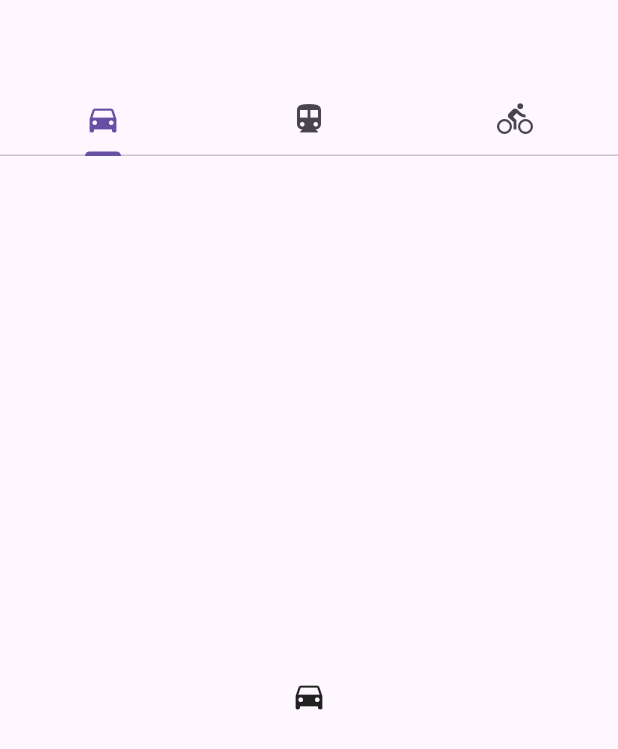
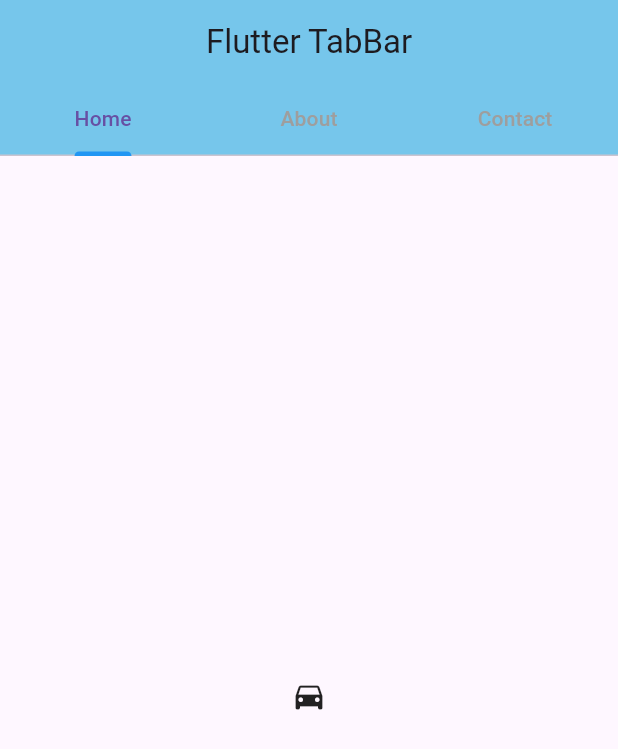
Before and after one commit to DavidJamesAdam/myFirstFlutterApp, a Flutter app: the screen it shows after launch, on a phone screen of 412 x 824 dp. Shown: the top 749 px of the screen. Run offline on Flutter 3.47's test engine with Material 3 defaults, Android fonts, the phone set to English and light mode, and no system bars.

Commit message:
Working on tabs

```diff
--- a/my_first_app/lib/main.dart
+++ b/my_first_app/lib/main.dart
@@ -22,11 +22,16 @@ class _HomePageState extends State<HomePage> {
         length: 3,
         child: Scaffold(
           appBar: AppBar(
+            title: const Text('Flutter TabBar'),
+            centerTitle: true,
+            backgroundColor: const Color.fromARGB(255, 118, 198, 235),
             bottom: const TabBar(
+              indicatorColor: Colors.blue,
+              unselectedLabelColor: Colors.grey,
               tabs: [
-                Tab(icon: Icon(Icons.directions_car)),
-                Tab(icon: Icon(Icons.directions_transit)),
-                Tab(icon: Icon(Icons.directions_bike))
+                Tab(text: "Home",),
+                Tab(text: "About"),
+                Tab(text: "Contact")
               ])
           ),
           body: const TabBarView(
```
Also changed, not shown: 1 other file.
